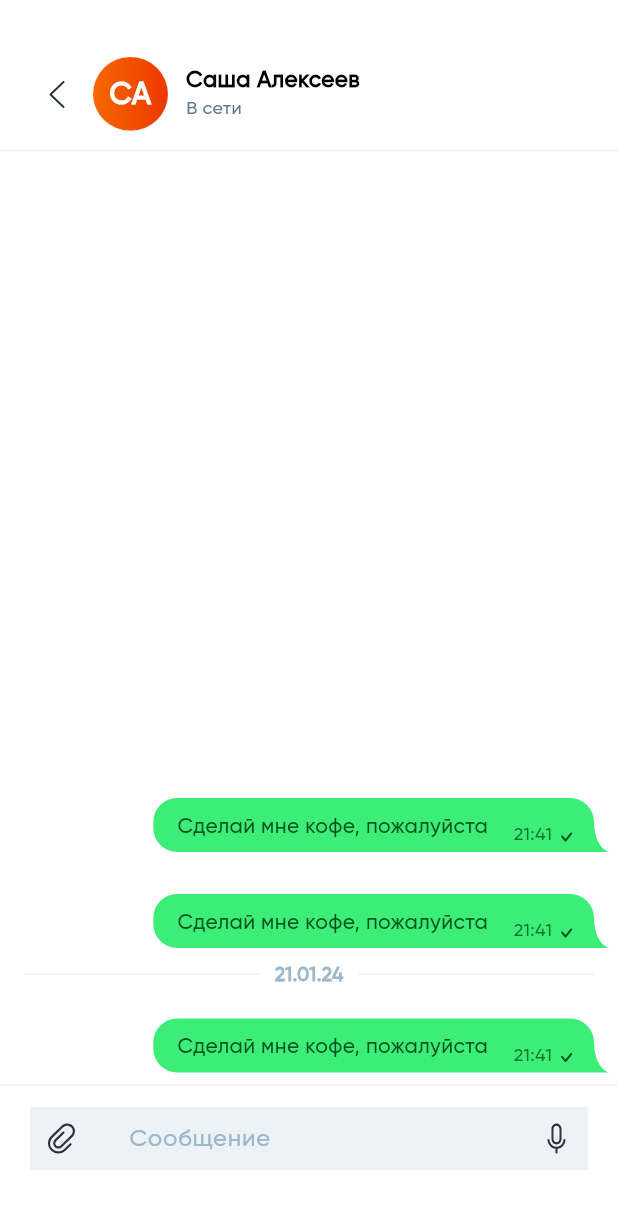
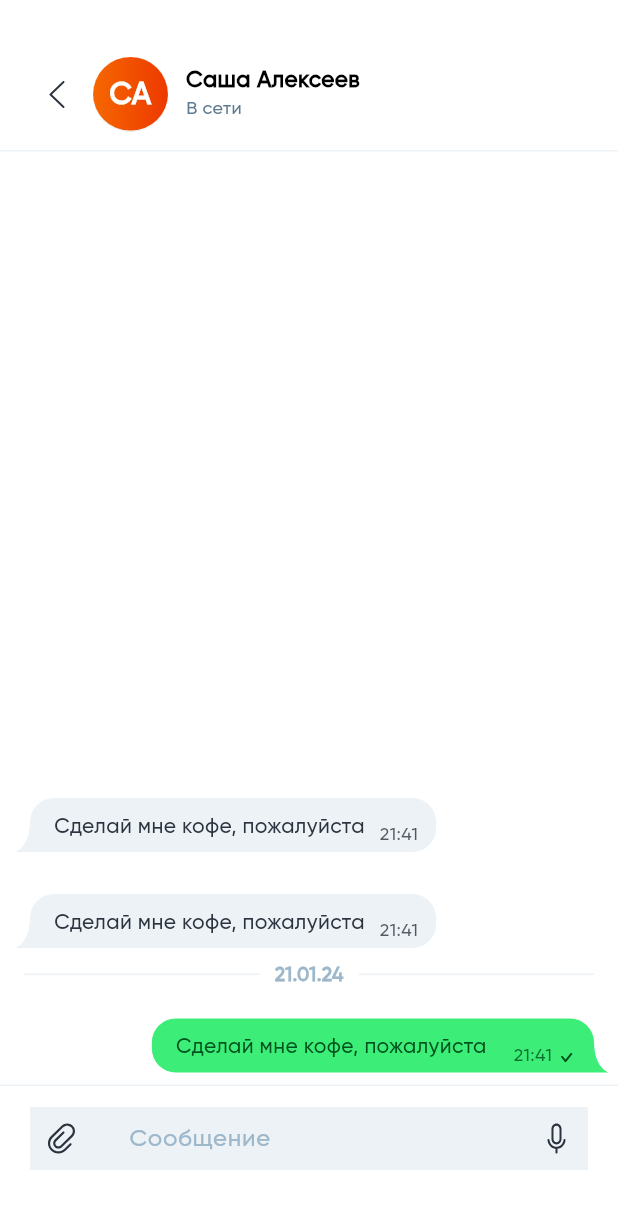
Before and after one commit to x4dead/simple-chat-app, a Flutter app: the screen it shows after launch, after a tap on "СА", on a phone screen of 412 x 824 dp. Shown: the top 1209 px of the screen. Run offline on Flutter 3.47's test engine with Material 3 defaults, Android fonts, the phone set to English and light mode, and no system bars; our stand-ins replace cached_network_image, flutter_riverpod, flutter_svg, go_router.

Commit message:
Сделал бабл сообщений универсальным, для сообщений отправленных автором или собеседником

```diff
--- a/lib/pages/chat_page/widgets/message_bubble_widget.dart
+++ b/lib/pages/chat_page/widgets/message_bubble_widget.dart
@@ -8,7 +8,8 @@ import 'package:simple_chat_app/utils/extentions/media_query.dart';
 import 'package:simple_chat_app/utils/resources/app_images.dart';
 
 class MessageBubbleWidget extends ConsumerStatefulWidget {
-  const MessageBubbleWidget({super.key});
+  const MessageBubbleWidget(this.isMe, {super.key});
+  final bool isMe;
 
   @override
   ConsumerState<ConsumerStatefulWidget> createState() =>
@@ -23,35 +24,43 @@ class _MessageBubbleWidgetState extends ConsumerState<MessageBubbleWidget> {
     const maxLength1000 =
         'Lorem ipsum dolor sit amet, consectetur adipiscing elit. Integer aliquet, nisi ac vestibulum mattis, nibh dui auctor mi, a tristique erat lacus quis libero. Fusce aliquam dictum ex a finibus. Nullam quis velit quis dui porta consectetur. Praesent dapibus mi eu elit viverra rutrum. Nam pulvinar lectus sit amet sem ullamcorper, ut varius ligula semper. Morbi mi erat, porttitor et varius sit amet, dignissim nec diam. Pellentesque vel enim quis sem sollicitudin iaculis. Morbi ac tempor felis. Aliquam erat volutpat. Sed at elementum dui, nec sodales dolor. Mauris tincidunt ipsum vitae nunc finibus, vel placerat lacus gravida. Praesent vestibulum quis neque vel mollis. Nullam a laoreet eros, in consectetur lectus. Ut feugiat arcu ante, vel maximus felis sollicitudin eu. Integer et ornare purus. Donec finibus auctor diam et blandit. Vestibulum eros ante, volutpat ac odio bibendum, lacinia egestas quam. Pellentesque pellentesque consequat auctor. Donec vel elit vitae nisi aliquam luctus tellus.';
     return Container(
-      alignment: Alignment.centerRight,
-      padding: const EdgeInsets.only(bottom: 8, right: 6),
+      alignment: widget.isMe ? Alignment.centerRight : Alignment.centerLeft,
+      padding: const EdgeInsets.only(bottom: 8, right: 6, left: 10),
       child: Row(
         mainAxisSize: MainAxisSize.min,
         crossAxisAlignment: CrossAxisAlignment.end,
         children: [
+          if (!widget.isMe)
+            Transform.flip(
+              flipX: true,
+              child: const CustomPaint(
+                size: Size(10, 21),
+                painter: MessageBubbleTailPaint(color: AppColors.colorStroke),
+              ),
+            ),
           Container(
             constraints:
                 BoxConstraints(maxWidth: context.width - 80, minHeight: 33),
             clipBehavior: Clip.hardEdge,
             padding:
                 const EdgeInsets.only(bottom: 4.0, left: 16, top: 8, right: 12),
-            decoration: const BoxDecoration(
-              color: AppColors.color3CED78,
+            decoration: BoxDecoration(
+              color:
+                  widget.isMe ? AppColors.color3CED78 : AppColors.colorStroke,
               borderRadius: BorderRadius.only(
-                bottomLeft: Radius.circular(16),
-                topLeft: Radius.circular(16),
-                topRight: Radius.circular(16),
+                bottomLeft: Radius.circular(widget.isMe ? 16 : 0),
+                topLeft: const Radius.circular(16),
+                topRight: const Radius.circular(16),
+                bottomRight: Radius.circular(widget.isMe ? 0 : 16),
               ),
             ),
             child: Wrap(
               alignment: WrapAlignment.end,
               crossAxisAlignment: WrapCrossAlignment.end,
               runAlignment: WrapAlignment.center,
-              // mainAxisSize: MainAxisSize.min,
-              // crossAxisAlignment: CrossAxisAlignment.end,
               children: [
-                const Padding(
-                  padding: EdgeInsets.only(
+                Padding(
+                  padding: const EdgeInsets.only(
                     bottom: 4.0,
                   ),
                   child: SelectableText(
@@ -59,13 +68,16 @@ class _MessageBubbleWidgetState extends ConsumerState<MessageBubbleWidget> {
                     // maxLength500,
                     // '21:4121:4121:4121:4121:4121:4121:41DAdassdasdasdsaСделай мне кофе, пожалуйста',
                     'Сделай мне кофе, пожалуйста',
+                    // "Окей",
                     style: TextStyle(
                         fontSize: 14,
                         fontWeight: FontWeight.w500,
-                        color: AppColors.color00521C),
+                        color: widget.isMe
+                            ? AppColors.color00521C
+                            : AppColors.colorBlack),
                   ),
                 ),
-                kSBW14,
+                SizedBox(width: widget.isMe ? 15 : 7),
                 Row(
                   mainAxisAlignment: MainAxisAlignment.end,
                   crossAxisAlignment: CrossAxisAlignment.end,
@@ -75,21 +87,26 @@ class _MessageBubbleWidgetState extends ConsumerState<MessageBubbleWidget> {
                       '21:41',
                       style: TextStyle(
                         fontSize: 12,
-                        color: AppColors.color00521C.withOpacity(0.8),
+                        color: widget.isMe
+                            ? AppColors.color00521C.withOpacity(0.8)
+                            : AppColors.colorBlack.withOpacity(0.8),
                         fontWeight: FontWeight.w500,
                       ),
                     ),
-                    kSBW4,
-                    SvgPicture.asset(AppImages.unread, height: 12, width: 12)
+                    if (widget.isMe) ...[
+                      kSBW4,
+                      SvgPicture.asset(AppImages.unread, height: 12, width: 12),
+                    ],
                   ],
                 )
               ],
             ),
           ),
-          CustomPaint(
-            size: const Size(10, 21),
-            painter: MessageBubbleTailPaint(),
-          ),
+          if (widget.isMe)
+            const CustomPaint(
+              size: Size(10, 21),
+              painter: MessageBubbleTailPaint(),
+            ),
         ],
       ),
     );
--- a/lib/pages/chat_page/widgets/message_tail_clipper.dart
+++ b/lib/pages/chat_page/widgets/message_tail_clipper.dart
@@ -2,6 +2,8 @@ import 'package:flutter/material.dart';
 import 'package:simple_chat_app/themes/colors/app_colors.dart';
 
 class MessageBubbleTailPaint extends CustomPainter {
+  const MessageBubbleTailPaint({this.color});
+  final Color? color;
   @override
   void paint(Canvas canvas, Size size) {
     Paint paint = Paint();
@@ -9,7 +11,7 @@ class MessageBubbleTailPaint extends CustomPainter {
 
     // Path number 1
 
-    paint.color = AppColors.color3CED78;
+    paint.color = color ?? AppColors.color3CED78;
     path = Path();
     path.lineTo(0, 0);
     path.cubicTo(0, size.height * 0.89, size.width, size.height, size.width,
--- a/lib/pages/chat_page/widgets/messages_list_widget.dart
+++ b/lib/pages/chat_page/widgets/messages_list_widget.dart
@@ -26,7 +26,7 @@ class _MessageListWidgetState extends ConsumerState<MessagesListWidget> {
                     ChatDateTimeWidget(
                         DateTime(2024, 01, 21).toIso8601String()),
                   kSBH20,
-                  const MessageBubbleWidget(),
+                  MessageBubbleWidget(index == 0 ? true : false),
                 ],
               );
             }),
```
